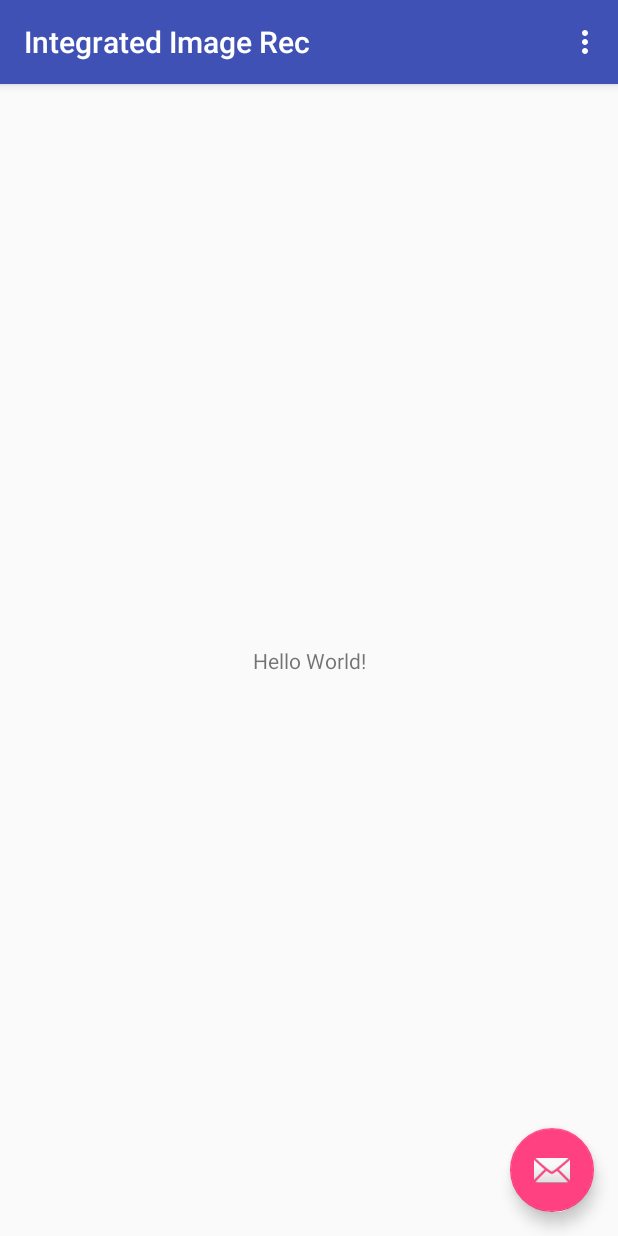
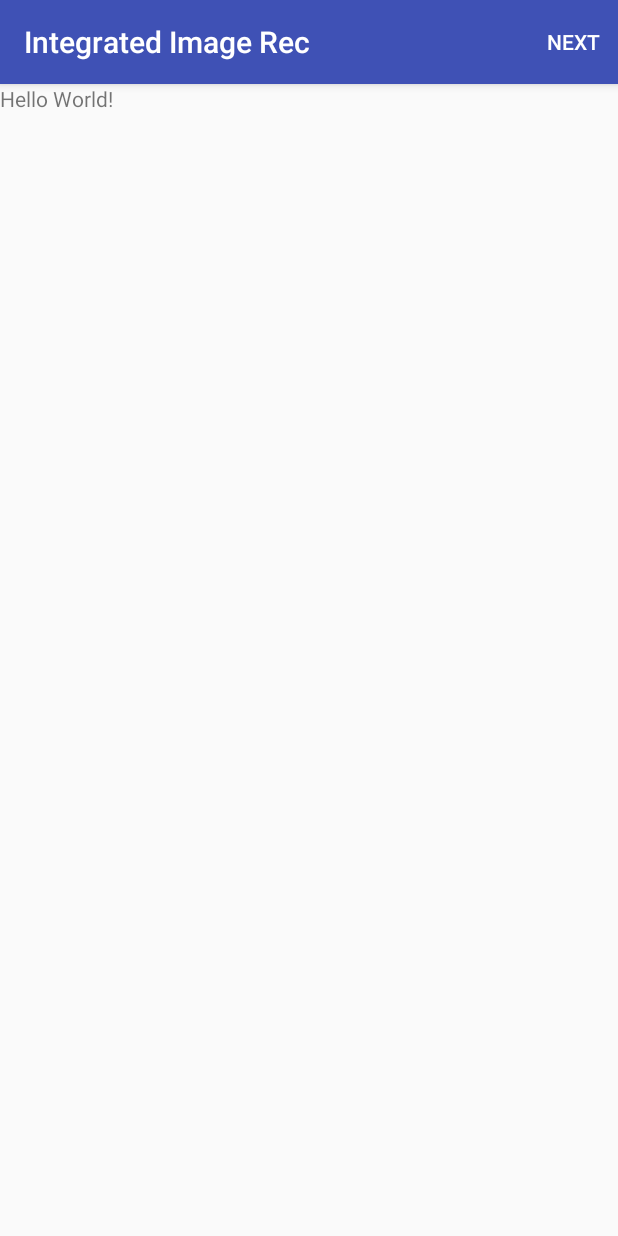
Before and after one commit to McTarkus/ME435Competition, an Android app: the screen it shows after launch (MainActivity), on a phone screen of 412 x 824 dp. Run offline under Robolectric (Android 15) with nearby library versions, the phone set to English and light mode, and no system bars.

Commit message:
adding menu next button and some new layouts

```diff
--- a/IntegratedImageRec/app/src/main/java/edu/edu/rosehuman/alumbajt/integratedimagerec/MainActivity.java
+++ b/IntegratedImageRec/app/src/main/java/edu/edu/rosehuman/alumbajt/integratedimagerec/MainActivity.java
@@ -8,8 +8,11 @@ import android.support.v7.widget.Toolbar;
 import android.view.View;
 import android.view.Menu;
 import android.view.MenuItem;
+import android.widget.ViewFlipper;
 
 public class MainActivity extends AppCompatActivity {
+
+    private ViewFlipper mViewFlipper;
 
     @Override
     protected void onCreate(Bundle savedInstanceState) {
@@ -18,14 +21,7 @@ public class MainActivity extends AppCompatActivity {
         Toolbar toolbar = (Toolbar) findViewById(R.id.toolbar);
         setSupportActionBar(toolbar);
 
-        FloatingActionButton fab = (FloatingActionButton) findViewById(R.id.fab);
-        fab.setOnClickListener(new View.OnClickListener() {
-            @Override
-            public void onClick(View view) {
-                Snackbar.make(view, "Replace with your own action", Snackbar.LENGTH_LONG)
-                        .setAction("Action", null).show();
-            }
-        });
+        mViewFlipper = (ViewFlipper) findViewById(R.id.my_view_flipper);
     }
 
     @Override
@@ -37,13 +33,8 @@ public class MainActivity extends AppCompatActivity {
 
     @Override
     public boolean onOptionsItemSelected(MenuItem item) {
-        // Handle action bar item clicks here. The action bar will
-        // automatically handle clicks on the Home/Up button, so long
-        // as you specify a parent activity in AndroidManifest.xml.
-        int id = item.getItemId();
-
-        //noinspection SimplifiableIfStatement
-        if (id == R.id.action_settings) {
+        if (item.getItemId() == R.id.action_next){
+            mViewFlipper.showNext();
             return true;
         }
 
--- a/IntegratedImageRec/app/src/main/res/layout/activity_main.xml
+++ b/IntegratedImageRec/app/src/main/res/layout/activity_main.xml
@@ -22,12 +22,5 @@
 
     <include layout="@layout/content_main" />
 
-    <android.support.design.widget.FloatingActionButton
-        android:id="@+id/fab"
-        android:layout_width="wrap_content"
-        android:layout_height="wrap_content"
-        android:layout_gravity="bottom|end"
-        android:layout_margin="@dimen/fab_margin"
-        app:srcCompat="@android:drawable/ic_dialog_email" />
 
 </android.support.design.widget.CoordinatorLayout>
--- a/IntegratedImageRec/app/src/main/res/layout/content_main.xml
+++ b/IntegratedImageRec/app/src/main/res/layout/content_main.xml
@@ -1,5 +1,5 @@
 <?xml version="1.0" encoding="utf-8"?>
-<android.support.constraint.ConstraintLayout xmlns:android="http://schemas.android.com/apk/res/android"
+<RelativeLayout xmlns:android="http://schemas.android.com/apk/res/android"
     xmlns:app="http://schemas.android.com/apk/res-auto"
     xmlns:tools="http://schemas.android.com/tools"
     android:layout_width="match_parent"
@@ -8,13 +8,26 @@
     tools:context=".MainActivity"
     tools:showIn="@layout/activity_main">
 
-    <TextView
-        android:layout_width="wrap_content"
-        android:layout_height="wrap_content"
-        android:text="Hello World!"
-        app:layout_constraintBottom_toBottomOf="parent"
-        app:layout_constraintLeft_toLeftOf="parent"
-        app:layout_constraintRight_toRightOf="parent"
-        app:layout_constraintTop_toTopOf="parent" />
+    <ViewFlipper
+        android:id="@+id/my_view_flipper"
+        android:layout_width="match_parent"
+        android:layout_height="match_parent">
 
-</android.support.constraint.ConstraintLayout>
+        <TextView
+            android:layout_width="wrap_content"
+            android:layout_height="wrap_content"
+            android:text="Hello World!" />
+
+
+        <TextView
+            android:layout_width="wrap_content"
+            android:layout_height="wrap_content"
+            android:text="This is View 2" />
+
+        <TextView
+            android:layout_width="wrap_content"
+            android:layout_height="wrap_content"
+            android:text="This is View 3" />
+
+    </ViewFlipper>
+</RelativeLayout>
--- /dev/null
+++ b/IntegratedImageRec/app/src/main/res/layout/jumbotron.xml
@@ -0,0 +1,6 @@
+<?xml version="1.0" encoding="utf-8"?>
+<LinearLayout xmlns:android="http://schemas.android.com/apk/res/android"
+    android:orientation="vertical" android:layout_width="match_parent"
+    android:layout_height="match_parent">
+
+</LinearLayout>
--- /dev/null
+++ b/IntegratedImageRec/app/src/main/res/layout/main_screen.xml
@@ -0,0 +1,5 @@
+<?xml version="1.0" encoding="utf-8"?>
+<RelativeLayout xmlns:android="http://schemas.android.com/apk/res/android"
+    android:layout_width="match_parent" android:layout_height="match_parent">
+
+</RelativeLayout>
--- a/IntegratedImageRec/app/src/main/res/menu/menu_main.xml
+++ b/IntegratedImageRec/app/src/main/res/menu/menu_main.xml
@@ -3,8 +3,8 @@
     xmlns:tools="http://schemas.android.com/tools"
     tools:context="edu.edu.rosehuman.alumbajt.integratedimagerec.MainActivity">
     <item
-        android:id="@+id/action_settings"
+        android:id="@+id/action_next"
         android:orderInCategory="100"
-        android:title="@string/action_settings"
-        app:showAsAction="never" />
+        android:title="next"
+        app:showAsAction="always" />
 </menu>
```
